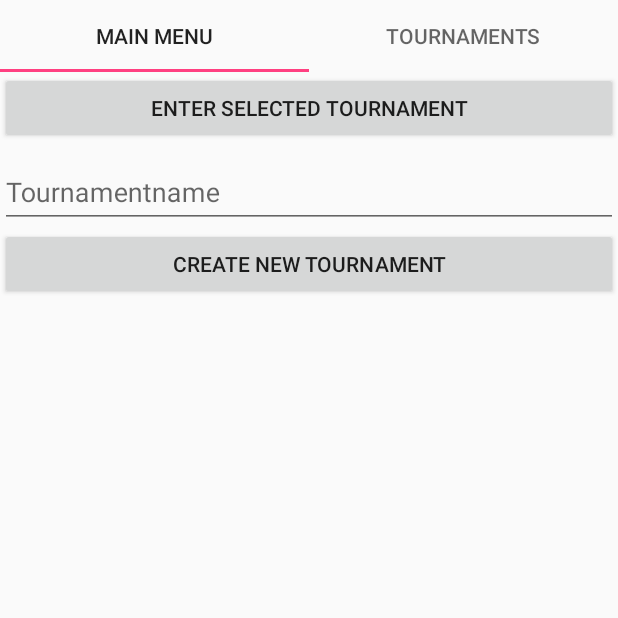
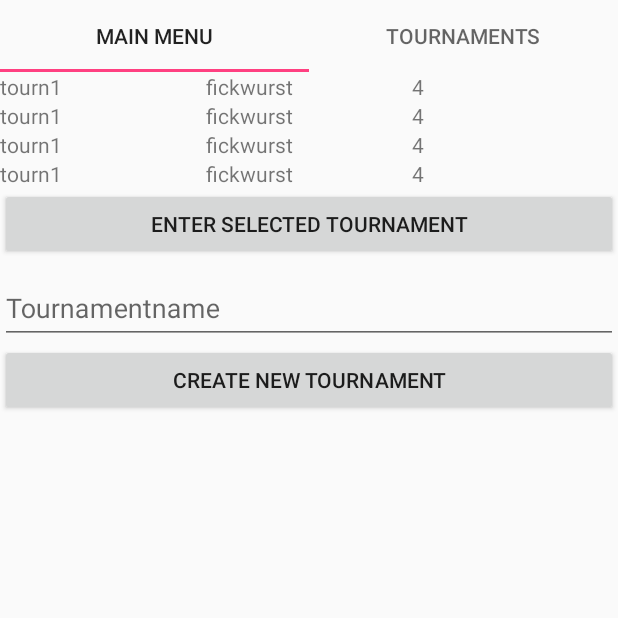
Before and after one commit to Minification/TournamentManagerApp, an Android app: the MainFragment screen opened directly, with no data from a screen before it, on a phone screen of 412 x 824 dp, the top half of it. Run offline under Robolectric (Android 15) with nearby library versions, the phone set to English and light mode, and no system bars; our stand-ins replace ButterKnife, EventBus, data binding.

```diff
--- a/app/src/main/java/com/github/thorbenkuck/tm/tournamentmanagement/mainmenu/main/MainFragment.java
+++ b/app/src/main/java/com/github/thorbenkuck/tm/tournamentmanagement/mainmenu/main/MainFragment.java
@@ -8,15 +8,22 @@ import android.support.design.widget.Snackbar;
 import android.support.design.widget.TextInputEditText;
 import android.support.design.widget.TextInputLayout;
 import android.support.v4.app.Fragment;
+import android.support.v7.widget.LinearLayoutManager;
 import android.support.v7.widget.RecyclerView;
 import android.view.LayoutInflater;
 import android.view.View;
 import android.view.ViewGroup;
 
+import com.github.thorbenkuck.tm.shared.TournamentInformation;
 import com.github.thorbenkuck.tm.tournamentmanagement.BR;
 import com.github.thorbenkuck.tm.tournamentmanagement.R;
 import com.github.thorbenkuck.tm.tournamentmanagement.databinding.FragmentMainBinding;
+import com.github.thorbenkuck.tm.tournamentmanagement.util.fuckingadapter.DataAdapter;
 
+
+import java.util.ArrayList;
+import java.util.Arrays;
+import java.util.List;
 
 import butterknife.BindView;
 import butterknife.ButterKnife;
@@ -34,6 +41,10 @@ public class MainFragment extends Fragment implements MainContract.View {
 
     private Unbinder unbinder;
 
+    private List<TournamentInformation> list = Arrays.asList(new TournamentInformation(5, 4, "tourn1", "fickwurst"),
+            new TournamentInformation(5, 4, "tourn1", "fickwurst"),
+            new TournamentInformation(5, 4, "tourn1", "fickwurst"),new TournamentInformation(5, 4, "tourn1", "fickwurst"));
+
     @Override
     public void onDestroyView() {
         super.onDestroyView();
@@ -49,6 +60,10 @@ public class MainFragment extends Fragment implements MainContract.View {
         fragmentMainBinding.setFragment(this);
 
         unbinder = ButterKnife.bind(this, root);
+
+        DataAdapter<TournamentInformation> dataAdapter = new DataAdapter<>(list, R.layout.empty_row_layout, R.layout.tournament_list_row, BR.item);
+        recyclerView.setLayoutManager(new LinearLayoutManager(getContext()));
+        recyclerView.setAdapter(dataAdapter);
 
         presenter = new MainPresenter(this);
 
--- a/app/src/main/java/com/github/thorbenkuck/tm/tournamentmanagement/util/fuckingadapter/DataAdapter.java
+++ b/app/src/main/java/com/github/thorbenkuck/tm/tournamentmanagement/util/fuckingadapter/DataAdapter.java
@@ -4,20 +4,15 @@ import android.databinding.DataBindingUtil;
 import android.databinding.ViewDataBinding;
 import android.support.annotation.NonNull;
 import android.support.v7.widget.RecyclerView;
+import android.util.Log;
 import android.view.LayoutInflater;
-import android.view.View;
 import android.view.ViewGroup;
 
-import java.lang.reflect.InvocationTargetException;
 import java.util.List;
 
-public class DataAdapter<M, EVH extends DataAdapter.ItemViewHolder, MVH extends DataAdapter.ItemViewHolder> extends RecyclerView.Adapter<DataAdapter.ItemViewHolder> {
+public class DataAdapter<M> extends RecyclerView.Adapter<DataAdapter.ItemViewHolder> {
 
     private List<M> list;
-
-    private Class<EVH> emptyViewHolder;
-
-    private Class<MVH> dataViewHolder;
 
     private int emptyResourceId;
 
@@ -29,33 +24,26 @@ public class DataAdapter<M, EVH extends DataAdapter.ItemViewHolder, MVH extends
 
     private static final int VIEW_TYPE_DATA = 1;
 
+    public DataAdapter(List<M> list, int emptyResourceId, int dataResourceId, int variableId) {
+        this.list = list;
+        this.emptyResourceId = emptyResourceId;
+        this.dataResourceId = dataResourceId;
+        this.variableId = variableId;
+    }
+
     @NonNull
     @Override
     public DataAdapter.ItemViewHolder onCreateViewHolder(@NonNull ViewGroup viewGroup, int i) {
         LayoutInflater layoutInflater = LayoutInflater.from(viewGroup.getContext());
         ViewDataBinding viewDataBinding = DataBindingUtil.inflate(layoutInflater, i == VIEW_TYPE_EMPTY ? emptyResourceId : dataResourceId, viewGroup, false);
-        try {
-            return i == VIEW_TYPE_EMPTY ?
-                    emptyViewHolder.getConstructor(ViewDataBinding.class).newInstance(viewDataBinding) :
-                    dataViewHolder.getConstructor(View.class).newInstance(viewDataBinding);
-        } catch (NoSuchMethodException e) {
-            e.printStackTrace();
-        } catch (IllegalAccessException e) {
-            e.printStackTrace();
-        } catch (InstantiationException e) {
-            e.printStackTrace();
-        } catch (InvocationTargetException e) {
-            e.printStackTrace();
-        }
-        return null;
+        Log.wtf("DeineMudder", viewDataBinding+"");
+        return new DataAdapter.ItemViewHolder(viewDataBinding);
     }
 
     @Override
     public void onBindViewHolder(@NonNull DataAdapter.ItemViewHolder itemViewHolder, int i) {
         int viewType = getItemViewType(i);
-        if (viewType == VIEW_TYPE_EMPTY) {
-
-        } else {
+        if (viewType == VIEW_TYPE_DATA) {
             itemViewHolder.bind(list.get(i));
         }
     }
--- a/app/src/main/res/layout/tournament_list_row.xml
+++ b/app/src/main/res/layout/tournament_list_row.xml
@@ -1,6 +1,13 @@
 <?xml version="1.0" encoding="utf-8"?>
+<layout xmlns:android="http://schemas.android.com/apk/res/android">
+
+    <data>
+        <variable
+            name="item"
+            type="com.github.thorbenkuck.tm.shared.TournamentInformation" />
+    </data>
+
     <LinearLayout xmlns:tools="http://schemas.android.com/tools"
-    xmlns:android="http://schemas.android.com/apk/res/android"
         android:orientation="horizontal"
         android:layout_width="match_parent"
         android:layout_height="wrap_content">
@@ -10,21 +17,22 @@
             android:layout_width="0dp"
             android:layout_weight="1"
             android:layout_height="wrap_content"
-        android:text=""
+            android:text="@{item.name}"
             android:id="@+id/tournament_name"/>
 
         <TextView
             android:layout_width="0dp"
             android:layout_weight="1"
             android:layout_height="wrap_content"
-        android:text=""
+            android:text="@{item.ownerUserName}"
             android:id="@+id/tournament_owner_name"/>
 
         <TextView
             android:layout_width="0dp"
             android:layout_weight="1"
             android:layout_height="wrap_content"
-        android:text=""
+            android:text="@{String.valueOf(item.participants)}"
             android:id="@+id/tournament_participants"/>
 
     </LinearLayout>
+</layout>
```
Also changed, not shown: app/src/main/res/layout/empty_row_layout.xml (added, +16 -0 lines). Lines whose indentation alone changed are shown as unchanged.
